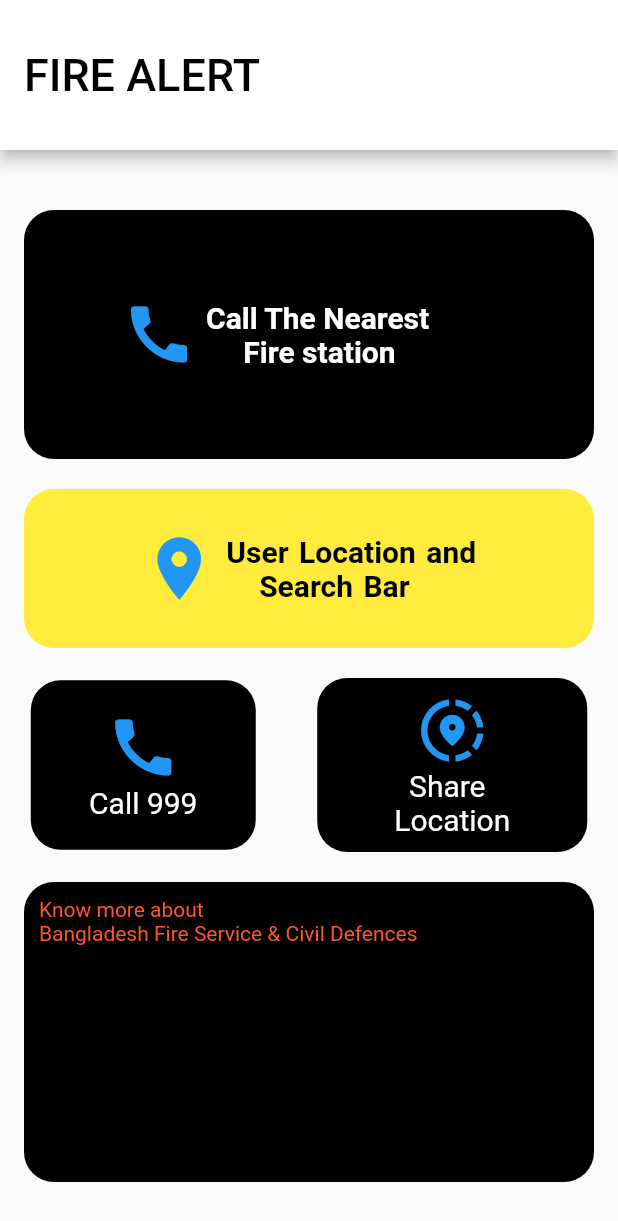
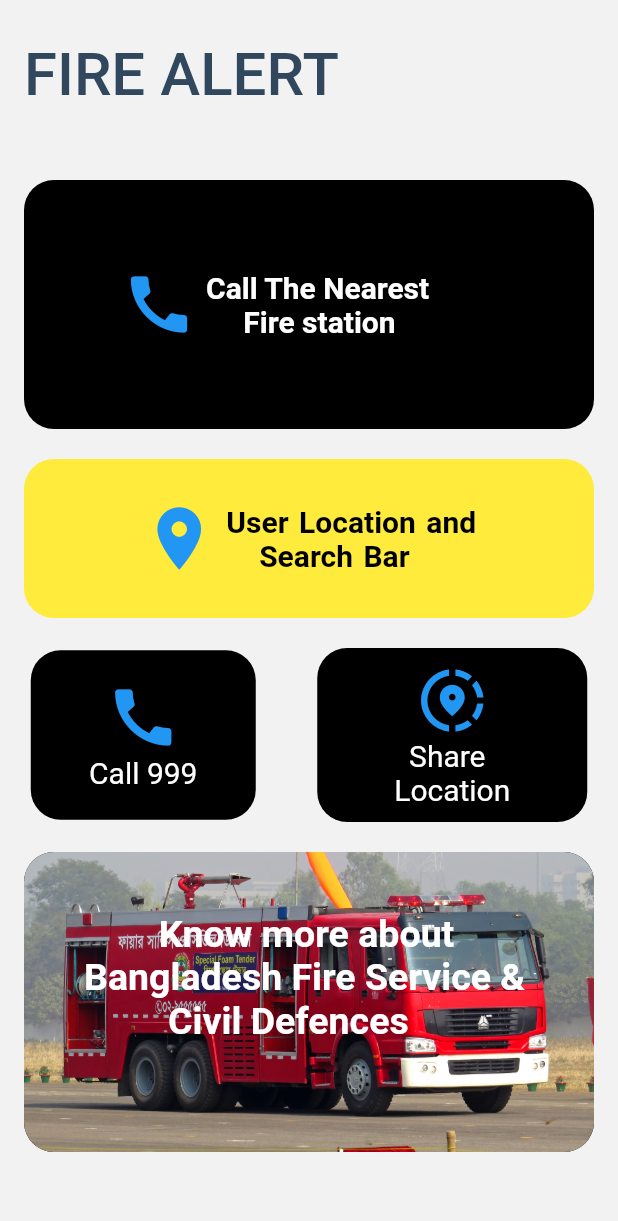
Before and after one commit to Tousif149/Fire-Alert, a Flutter app: the screen it shows after launch, on a phone screen of 412 x 824 dp. Shown: the top 1221 px of the screen. Run offline on Flutter 3.47's test engine with Material 2 defaults, Android fonts, the phone set to English and light mode, and no system bars; our stand-ins replace firebase_core, firebase_database, loading_animation_widget, location; missing offline and left inert: flutter_phone_direct_caller, open_street_map_search_and_pick; accounts and stored records are empty.

Commit message:
images added

```diff
--- a/lib/pages/home.dart
+++ b/lib/pages/home.dart
@@ -32,18 +32,19 @@ class _HomeState extends State<Home> {
   @override
   Widget build(BuildContext context) {
     return Scaffold(
-
+      backgroundColor:Color(0xffF2F2F2),
       appBar: AppBar(
+        elevation: 0,
         automaticallyImplyLeading: false,
-        backgroundColor: Colors.white,
+        backgroundColor: Color(0xffF2F2F2),
         //centerTitle: true,
         toolbarHeight: 100,
         // Here we take the value from the MyHomePage object that was created by
         // the App.build method, and use it to set our appbar title.
         title: Text('FIRE ALERT',
         style:TextStyle(
-            color: Colors.black,
-          fontSize: 30,
+            color:Color(0xff30475E),
+          fontSize: 40,
         ) ,
         ),
       ),
@@ -56,7 +57,7 @@ class _HomeState extends State<Home> {
          Column(
            crossAxisAlignment: CrossAxisAlignment.center,
           children: <Widget>[
-            const SizedBox(height: 40),
+            const SizedBox(height: 20),
             // Divider(
             //   color: Colors.black,
             // ),
@@ -248,20 +249,27 @@ class _HomeState extends State<Home> {
           _launchURL("www.fireservice.gov.bd");
         },
               child: Ink(
-                padding: EdgeInsets.all(10),
+                padding: EdgeInsets.all(40),
                 width:380,
                 height:200,
                 decoration: BoxDecoration(
                   borderRadius: BorderRadius.circular(20),
                   color: Colors.black,
+                  image: DecorationImage(image: AssetImage('assets/images/fire-truck.jpg'),
+                 fit:BoxFit.cover ),
                 ),
 
-                child: Text('Know more about \n'
-                    'Bangladesh Fire Service & Civil Defences ',
+                child: Text('        Know more about \n'
+                    'Bangladesh Fire Service & \n       '
+                    '  Civil Defences ',
                 style: TextStyle(
-                  color: Colors.deepOrange,
+                  color: Colors.white,
+                  fontSize: 25,
+                  fontWeight: FontWeight.bold,
 
-                ),),
+
+                ),
+                ),
               ),
             )
 
--- a/pubspec.yaml
+++ b/pubspec.yaml
@@ -74,6 +74,7 @@ flutter:
   assets:
     - assets/
     - assets/svg/
+    - assets/images/fire-truck.jpg
 
   # An image asset can refer to one or more resolution-specific "variants", see
   # https://flutter.dev/assets-and-images/#resolution-aware
```
Also changed, not shown: assets/images/fire-truck.jpg (added).
